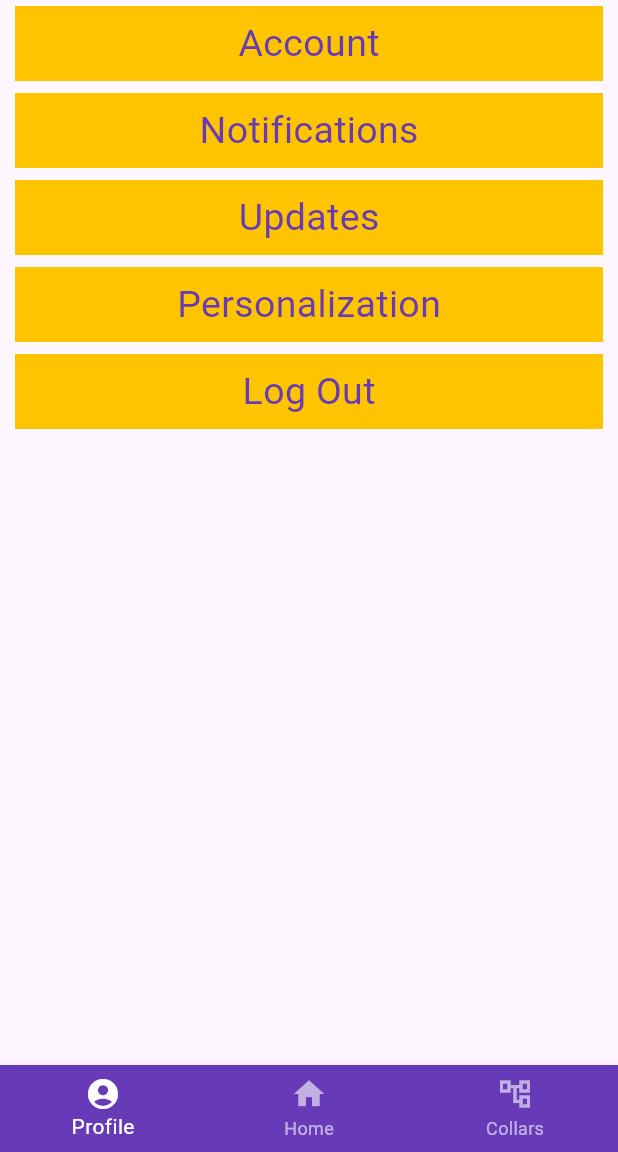
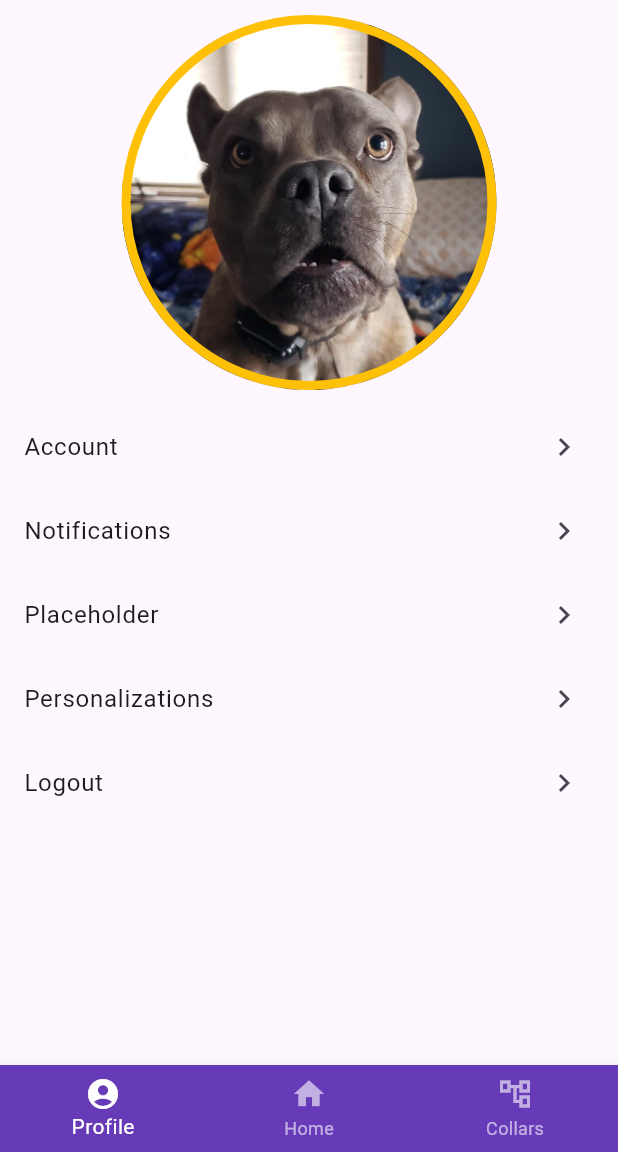
Before and after one commit to tallonch/Dog-Collar-Project, a Flutter app: the screen it shows after launch, on a phone screen of 412 x 824 dp, the part 84-1236 px from its top. Run offline on Flutter 3.47's test engine with Material 3 defaults, Android fonts, the light colour scheme and no system bars; our stand-ins replace google_maps_flutter.

Commit message:
Redesigned Profile page with buttons that tell the console they were pressed

```diff
--- a/lib/main.dart
+++ b/lib/main.dart
@@ -32,6 +32,7 @@ class _MyAppState extends State<MyApp> {
       theme: ThemeData(
         useMaterial3: true,
         colorSchemeSeed: Colors.deepPurple,
+        scaffoldBackgroundColor: Colors.blueGrey[950],
       ),
       home: Scaffold(
         appBar: AppBar(
--- a/lib/screens/profile.dart
+++ b/lib/screens/profile.dart
@@ -1,27 +1,69 @@
 import 'package:flutter/material.dart';
-import 'package:gps_dog_collar_flutter/templates/settings_list.dart';
 
 class Profile extends StatelessWidget{
   Profile({super.key});
 
-  //List of button names,
-  final List _settings_button_names = [
-    'Account',
-    'Notifications',
-    'Updates',
-    'Personalization',
-    'Log Out'
-  ];
-
   @override
   Widget build(BuildContext context) {
     return  Scaffold (
-        body: ListView.builder(
-          itemCount: _settings_button_names.length,
-          itemBuilder: (context, index) {
-            return SettingsList(child: _settings_button_names[index],);
-          },
-        )
+        resizeToAvoidBottomInset: false,
+        body: ListView(
+          children: [
+            Container(
+              width: 250,
+              height: 250,
+              padding: EdgeInsets.symmetric(vertical: 4.0, horizontal: 10.0),
+              margin: EdgeInsets.all(10),
+              alignment: Alignment.center,
+              decoration: BoxDecoration(
+                color: Colors.deepPurple,
+                border: Border.all(color: Colors.amber, width: 6.0),
+                shape: BoxShape.circle,
+                image: DecorationImage(image: AssetImage('assets/dog-image.jpg')),
+              ),
+
+            ),
+            ListTile(
+              title: Text('Account'),
+              trailing: Icon(Icons.navigate_next),
+              onTap: () {
+                print("Account Button Pressed");
+              } ,
+              splashColor: Colors.amberAccent[400],
+              ),
+            ListTile(
+              title: Text('Notifications'),
+              trailing: Icon(Icons.navigate_next),
+              onTap: () {
+                print("Notifications Button Pressed");
+              } ,
+              splashColor: Colors.amberAccent[400],
+              ),
+            ListTile(
+              title: Text('Placeholder'),
+              trailing: Icon(Icons.navigate_next),
+              onTap: () {
+                print("Placeholder Button Pressed");
+              } ,
+              splashColor: Colors.amberAccent[400],
+              ),
+            ListTile(
+              title: Text('Personalizations'),
+              trailing: Icon(Icons.navigate_next),
+              onTap: () {
+                print("Personalizations Button Pressed");
+              } ,
+              splashColor: Colors.amberAccent[400],
+              ),
+            ListTile(
+              title: Text('Logout'),
+              trailing: Icon(Icons.navigate_next),
+              onTap: () {
+                print("Logout Button Pressed");
+              } ,
+              splashColor: Colors.amberAccent[400],
+              ),
+      ])
     );
   }
 }
--- a/lib/templates/settings_list.dart
+++ b/lib/templates/settings_list.dart
@@ -9,6 +9,7 @@ class SettingsList extends StatelessWidget {
     return Padding(
       padding: const EdgeInsets.symmetric(vertical: 4.0, horizontal: 10.0),
       child: Container(
+        width: 500,
         height: 50,
         color: Colors.amberAccent[400],
         child: Center(
```
Also changed, not shown: pubspec.yaml (+5 -3 lines), assets/dog-image.jpg (added), pubspec.lock.
